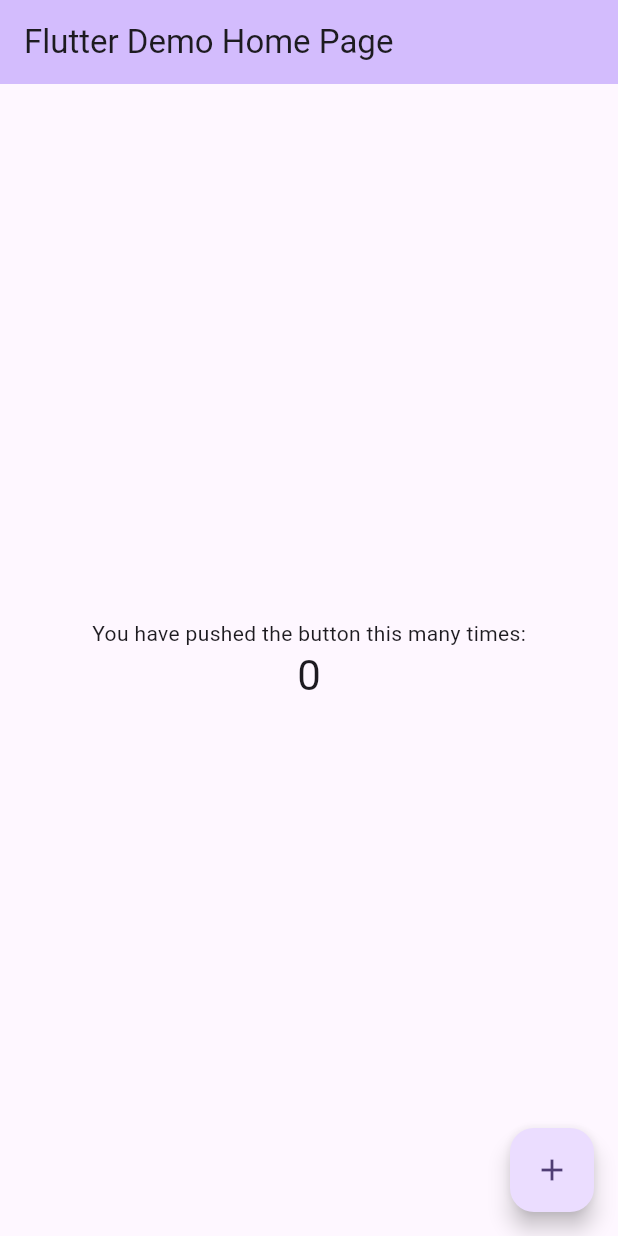
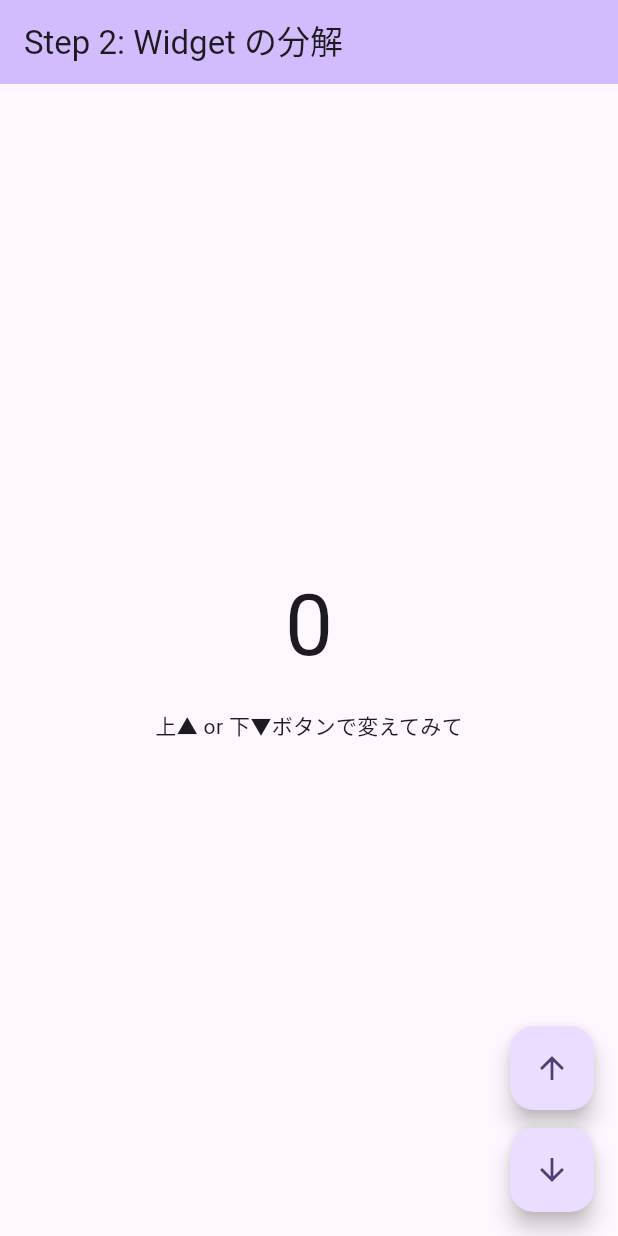
Before and after one commit to mikiya771/mobile-app-playground, a Flutter app: the screen it shows after launch, on a phone screen of 412 x 824 dp. Run offline on Flutter 3.47's test engine with Material 3 defaults, Android fonts, the phone set to English and light mode, and no system bars.

Commit message:
Add Step 2 exercise and Flutter vs React comparison docs
- flutter_app/lib/main.dart: refactor counter app to demonstrate StatelessWidget extraction (CounterDisplay, CounterLabel)
- docs/learning.md: reorganize as concept reading material; add Step 2 notes
- docs/exercises.md: new hands-on task sheet for all steps
- docs/flutter_vs_react.md: new React-to-Flutter mapping reference covering re-render pipeline, state, optimization, Riverpod, and lifecycle

Co-Authored-By: Claude Sonnet 4.6 <noreply@anthropic.com>

```diff
--- a/flutter_app/lib/main.dart
+++ b/flutter_app/lib/main.dart
@@ -7,46 +7,22 @@ void main() {
 class MyApp extends StatelessWidget {
   const MyApp({super.key});
 
-  // This widget is the root of your application.
   @override
   Widget build(BuildContext context) {
     return MaterialApp(
       title: 'Flutter Demo',
       theme: ThemeData(
-        // This is the theme of your application.
-        //
-        // TRY THIS: Try running your application with "flutter run". You'll see
-        // the application has a purple toolbar. Then, without quitting the app,
-        // try changing the seedColor in the colorScheme below to Colors.green
-        // and then invoke "hot reload" (save your changes or press the "hot
-        // reload" button in a Flutter-supported IDE, or press "r" if you used
-        // the command line to start the app).
-        //
-        // Notice that the counter didn't reset back to zero; the application
-        // state is not lost during the reload. To reset the state, use hot
-        // restart instead.
-        //
-        // This works for code too, not just values: Most code changes can be
-        // tested with just a hot reload.
-        colorScheme: .fromSeed(seedColor: Colors.deepPurple),
+        colorScheme: ColorScheme.fromSeed(seedColor: Colors.deepPurple),
       ),
-      home: const MyHomePage(title: 'Flutter Demo Home Page'),
+      home: const MyHomePage(title: 'Step 2: Widget の分解'),
     );
   }
 }
 
+// ── StatefulWidget ──────────────────────────────────────────────────────────
+// 状態（_counter）を持つ。setState() で build() を再実行する。
 class MyHomePage extends StatefulWidget {
   const MyHomePage({super.key, required this.title});
-
-  // This widget is the home page of your application. It is stateful, meaning
-  // that it has a State object (defined below) that contains fields that affect
-  // how it looks.
-
-  // This class is the configuration for the state. It holds the values (in this
-  // case the title) provided by the parent (in this case the App widget) and
-  // used by the build method of the State. Fields in a Widget subclass are
-  // always marked "final".
-
   final String title;
 
   @override
@@ -56,67 +32,76 @@ class MyHomePage extends StatefulWidget {
 class _MyHomePageState extends State<MyHomePage> {
   int _counter = 0;
 
-  void _incrementCounter() {
-    setState(() {
-      // This call to setState tells the Flutter framework that something has
-      // changed in this State, which causes it to rerun the build method below
-      // so that the display can reflect the updated values. If we changed
-      // _counter without calling setState(), then the build method would not be
-      // called again, and so nothing would appear to happen.
-      _counter++;
-    });
-  }
+  void _increment() => setState(() => _counter++);
+  void _decrement() => setState(() => _counter--);
 
   @override
   Widget build(BuildContext context) {
-    // This method is rerun every time setState is called, for instance as done
-    // by the _incrementCounter method above.
-    //
-    // The Flutter framework has been optimized to make rerunning build methods
-    // fast, so that you can just rebuild anything that needs updating rather
-    // than having to individually change instances of widgets.
     return Scaffold(
       appBar: AppBar(
-        // TRY THIS: Try changing the color here to a specific color (to
-        // Colors.amber, perhaps?) and trigger a hot reload to see the AppBar
-        // change color while the other colors stay the same.
         backgroundColor: Theme.of(context).colorScheme.inversePrimary,
-        // Here we take the value from the MyHomePage object that was created by
-        // the App.build method, and use it to set our appbar title.
         title: Text(widget.title),
       ),
       body: Center(
-        // Center is a layout widget. It takes a single child and positions it
-        // in the middle of the parent.
         child: Column(
-          // Column is also a layout widget. It takes a list of children and
-          // arranges them vertically. By default, it sizes itself to fit its
-          // children horizontally, and tries to be as tall as its parent.
-          //
-          // Column has various properties to control how it sizes itself and
-          // how it positions its children. Here we use mainAxisAlignment to
-          // center the children vertically; the main axis here is the vertical
-          // axis because Columns are vertical (the cross axis would be
-          // horizontal).
-          //
-          // TRY THIS: Invoke "debug painting" (choose the "Toggle Debug Paint"
-          // action in the IDE, or press "p" in the console), to see the
-          // wireframe for each widget.
-          mainAxisAlignment: .center,
+          mainAxisAlignment: MainAxisAlignment.center,
           children: [
-            const Text('You have pushed the button this many times:'),
-            Text(
-              '$_counter',
-              style: Theme.of(context).textTheme.headlineMedium,
-            ),
+            // StatelessWidget に「値」だけ渡す。
+            // ここを変えても CounterDisplay は setState() を知らない。
+            CounterDisplay(count: _counter),
+            const SizedBox(height: 24),
+            CounterLabel(text: '上▲ or 下▼ボタンで変えてみて'),
           ],
         ),
       ),
-      floatingActionButton: FloatingActionButton(
-        onPressed: _incrementCounter,
-        tooltip: 'Increment',
-        child: const Icon(Icons.add),
+      floatingActionButton: Column(
+        mainAxisAlignment: MainAxisAlignment.end,
+        children: [
+          FloatingActionButton(
+            onPressed: _increment,
+            tooltip: 'Increment',
+            heroTag: 'inc',
+            child: const Icon(Icons.arrow_upward),
+          ),
+          const SizedBox(height: 12),
+          FloatingActionButton(
+            onPressed: _decrement,
+            tooltip: 'Decrement',
+            heroTag: 'dec',
+            child: const Icon(Icons.arrow_downward),
+          ),
+        ],
       ),
     );
   }
 }
+
+// ── StatelessWidget ─────────────────────────────────────────────────────────
+// 状態を持たない。外から渡された count を表示するだけ。
+// setState() を呼ぶ手段がないので、自分では再描画できない。
+class CounterDisplay extends StatelessWidget {
+  const CounterDisplay({super.key, required this.count});
+  final int count;
+
+  @override
+  Widget build(BuildContext context) {
+    return Text(
+      '$count',
+      style: Theme.of(context).textTheme.displayLarge,
+    );
+  }
+}
+
+// ラベルも StatelessWidget にしてみる（テキストが変わらないなら StatelessWidget でいい）
+class CounterLabel extends StatelessWidget {
+  const CounterLabel({super.key, required this.text});
+  final String text;
+
+  @override
+  Widget build(BuildContext context) {
+    return Text(
+      text,
+      style: Theme.of(context).textTheme.bodyMedium,
+    );
+  }
+}
```
Also changed, not shown: 3 other files.
